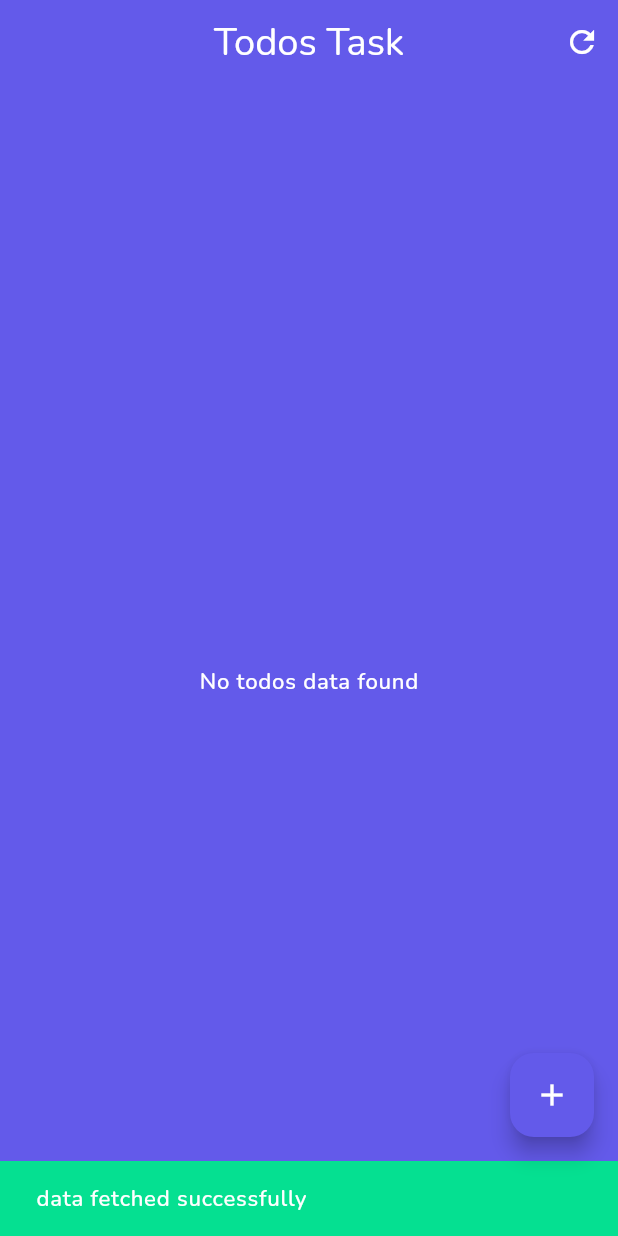
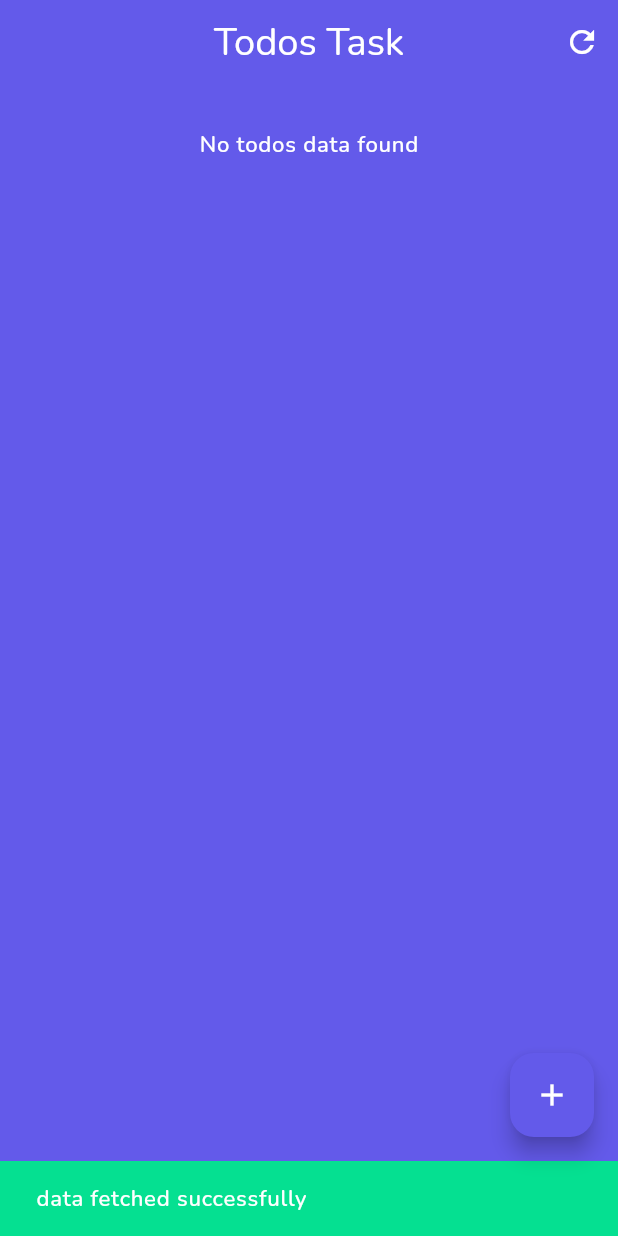
Before and after one commit to arslan325/todo-app, a Flutter app: the screen it shows after launch, after a tap on the "refresh" icon, on a phone screen of 412 x 824 dp. Run offline on Flutter 3.47's test engine with Material 3 defaults, Android fonts, the phone set to English and light mode, and no system bars; our stand-ins replace cloud_firestore, firebase_core, flutter_screenutil, go_router, google_fonts; accounts and stored records are empty.

Commit message:
resolve the issue in android

```diff
--- a/lib/view/todo_screen.dart
+++ b/lib/view/todo_screen.dart
@@ -78,8 +78,7 @@ class _TodoScreenState extends State<TodoScreen> {
             SizedBox(
               height: 30.h,
             ),
-            Expanded(
-              child: FutureBuilder(
+            FutureBuilder(
               future: todosFuture,
               builder: (context, snapshot) {
                 if (snapshot.connectionState == ConnectionState.waiting) {
@@ -96,8 +95,10 @@ class _TodoScreenState extends State<TodoScreen> {
                   );
                 }
                 return todoModel.todos.isNotEmpty
-                      ? ListView.separated(
+                    ? Expanded(
+                      child: ListView.separated(
                           itemCount: todoModel.todos.length,
+                          shrinkWrap: true,
                           itemBuilder: (context, index) {
                             return TodoCard(
                               todo: todoModel.todos[index],
@@ -108,6 +109,7 @@ class _TodoScreenState extends State<TodoScreen> {
                               height: 10.h,
                             );
                           },
+                        ),
                     )
                     : Center(
                         child: Text(
@@ -117,7 +119,6 @@ class _TodoScreenState extends State<TodoScreen> {
                       );
               },
             ),
-            ),
           ],
         ),
       ),
```
Also changed, not shown: 2 other files. Lines whose indentation alone changed are shown as unchanged.
